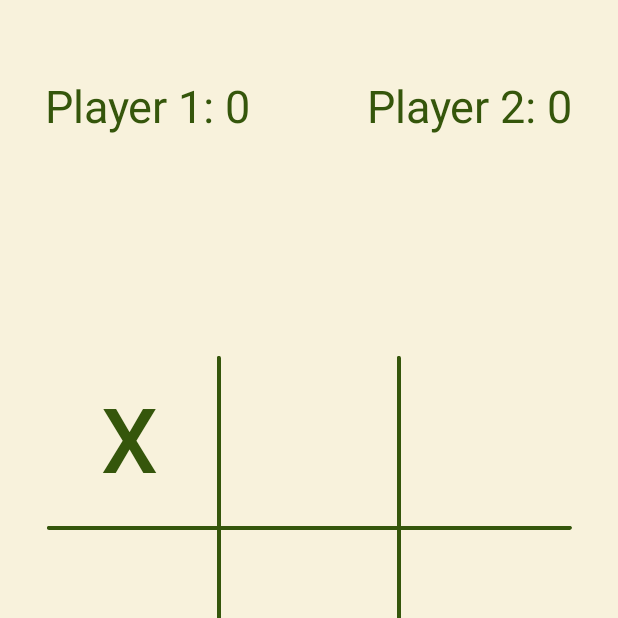
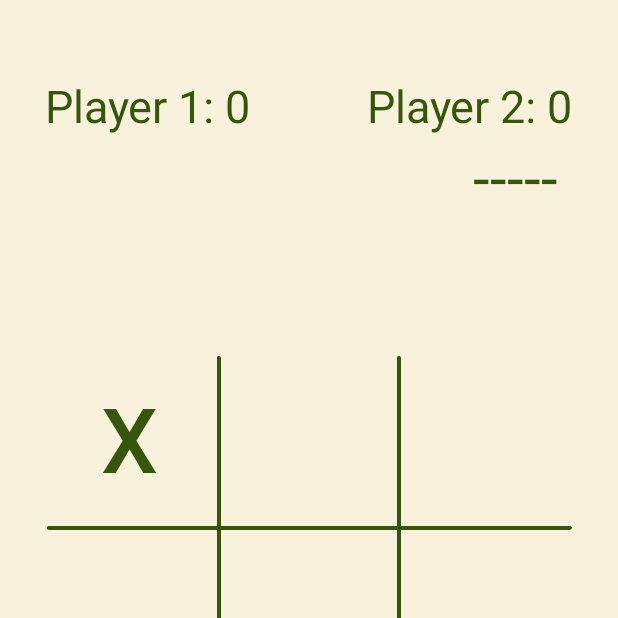
Before and after one commit to ThymenW/TicTacToe, an Android app: the screen it shows after launch (MainActivity), after a tap on an icon or button, on a phone screen of 412 x 824 dp, the top half of it. Run offline under Robolectric (Android 15) with nearby library versions, the phone set to English and light mode, and no system bars.

Commit message:
[Added] turn indicator

```diff
--- a/app/src/main/java/com/example/tictactoe/MainActivity.java
+++ b/app/src/main/java/com/example/tictactoe/MainActivity.java
@@ -11,14 +11,15 @@ import android.widget.Toast;
 
 public class MainActivity extends AppCompatActivity implements View.OnClickListener {
 
-    private Button[][] buttons = new Button [3][3];
+    private Button[][] buttons = new Button[3][3];
     private boolean player1Turn = true;
     private int roundCount;
     private int player1Points;
     private int player2Points;
     private TextView textViewPlayer1;
     private TextView textViewPlayer2;
-
+    private TextView player1Dot;
+    private TextView player2Dot;
 
 
     @Override
@@ -32,7 +33,7 @@ public class MainActivity extends AppCompatActivity implements View.OnClickListe
         for (int i = 0; i < 3; i++) {
             for (int j = 0; j < 3; j++) {
                 String buttonID = "button_" + i + j;
-                int resID = getResources().getIdentifier(buttonID,"id", getPackageName());
+                int resID = getResources().getIdentifier(buttonID, "id", getPackageName());
                 buttons[i][j] = findViewById(resID);
                 buttons[i][j].setOnClickListener(this);
 
@@ -48,6 +49,11 @@ public class MainActivity extends AppCompatActivity implements View.OnClickListe
             }
         });
 
+        player1Dot = findViewById(R.id.player1Dot);
+        player2Dot = findViewById(R.id.player2Dot);
+
+        player1Dot.setText("------");
+
     }
 
     @Override
@@ -58,8 +64,13 @@ public class MainActivity extends AppCompatActivity implements View.OnClickListe
 
         if (player1Turn) {
             ((Button) v).setText("X");
-        }   else {
+            player2Dot.setText("-----");
+            player1Dot.setText("");
+        } else {
             ((Button) v).setText("O");
+            player1Dot.setText("-----");
+            player2Dot.setText("");
+
         }
 
         roundCount++;
@@ -67,21 +78,21 @@ public class MainActivity extends AppCompatActivity implements View.OnClickListe
         if (checkForWin()) {
             if (player1Turn) {
                 player1Wins();
-            }   else {
+            } else {
                 player2Wins();
             }
-        }   else if (roundCount == 9) {
+        } else if (roundCount == 9) {
             draw();
-        }   else {
-                player1Turn = !player1Turn;
+        } else {
+            player1Turn = !player1Turn;
         }
     }
 
     private boolean checkForWin() {
         String[][] field = new String[3][3];
 
-        for (int i = 0; i < 3; i++){
-            for (int j = 0; j< 3; j++) {
+        for (int i = 0; i < 3; i++) {
+            for (int j = 0; j < 3; j++) {
                 field[i][j] = buttons[i][j].getText().toString();
             }
 
@@ -89,8 +100,8 @@ public class MainActivity extends AppCompatActivity implements View.OnClickListe
 
         for (int i = 0; i < 3; i++) {
             if (field[i][0].equals(field[i][1])
-                && field[i][0].equals(field[i][2])
-                && !field [i][0].equals("")) {
+                    && field[i][0].equals(field[i][2])
+                    && !field[i][0].equals("")) {
 
                 return true;
             }
@@ -99,7 +110,7 @@ public class MainActivity extends AppCompatActivity implements View.OnClickListe
         for (int i = 0; i < 3; i++) {
             if (field[0][i].equals(field[1][i])
                     && field[0][i].equals(field[2][i])
-                    && !field [0][i].equals("")) {
+                    && !field[0][i].equals("")) {
 
                 return true;
             }
@@ -107,14 +118,14 @@ public class MainActivity extends AppCompatActivity implements View.OnClickListe
 
         if (field[0][0].equals(field[1][1])
                 && field[0][0].equals(field[2][2])
-                && !field [0][0].equals("")) {
+                && !field[0][0].equals("")) {
 
             return true;
         }
 
         if (field[0][2].equals(field[1][1])
                 && field[0][2].equals(field[2][0])
-                && !field [0][2].equals("")) {
+                && !field[0][2].equals("")) {
 
             return true;
         }
@@ -141,12 +152,12 @@ public class MainActivity extends AppCompatActivity implements View.OnClickListe
         resetBoard();
     }
 
-    private void updatePointsText(){
+    private void updatePointsText() {
         textViewPlayer1.setText("Player 1: " + player1Points);
         textViewPlayer2.setText("Player 2: " + player2Points);
     }
 
-    private void resetBoard(){
+    private void resetBoard() {
         for (int i = 0; i < 3; i++) {
             for (int j = 0; j < 3; j++) {
                 buttons[i][j].setText("");
--- a/app/src/main/res/layout/activity_main.xml
+++ b/app/src/main/res/layout/activity_main.xml
@@ -235,5 +235,29 @@
         app:layout_constraintTop_toBottomOf="@+id/button_01"
         app:srcCompat="@drawable/line_h" />
 
+    <TextView
+        android:id="@+id/player1Dot"
+        android:layout_width="wrap_content"
+        android:layout_height="wrap_content"
+        android:layout_marginStart="40dp"
+        android:layout_marginLeft="40dp"
+        android:text=""
+        android:textSize="40sp"
+        android:textColor="@color/theme1"
+        app:layout_constraintStart_toStartOf="parent"
+        app:layout_constraintTop_toBottomOf="@+id/text_view_p1" />
+
+    <TextView
+        android:id="@+id/player2Dot"
+        android:layout_width="wrap_content"
+        android:layout_height="wrap_content"
+        android:layout_marginEnd="40dp"
+        android:layout_marginRight="40dp"
+        android:text=""
+        android:textSize="40sp"
+        android:textColor="@color/theme1"
+        app:layout_constraintEnd_toEndOf="parent"
+        app:layout_constraintTop_toBottomOf="@+id/text_view_p2" />
+
 
 </androidx.constraintlayout.widget.ConstraintLayout>
--- a/app/src/main/res/values/colors.xml
+++ b/app/src/main/res/values/colors.xml
@@ -4,4 +4,5 @@
     <color name="colorPrimaryDark">#00574B</color>
     <color name="colorAccent">#D81B60</color>
     <color name="background">#F8F2DC</color>
+    <color name="theme1">#35560B</color>
 </resources>
```
